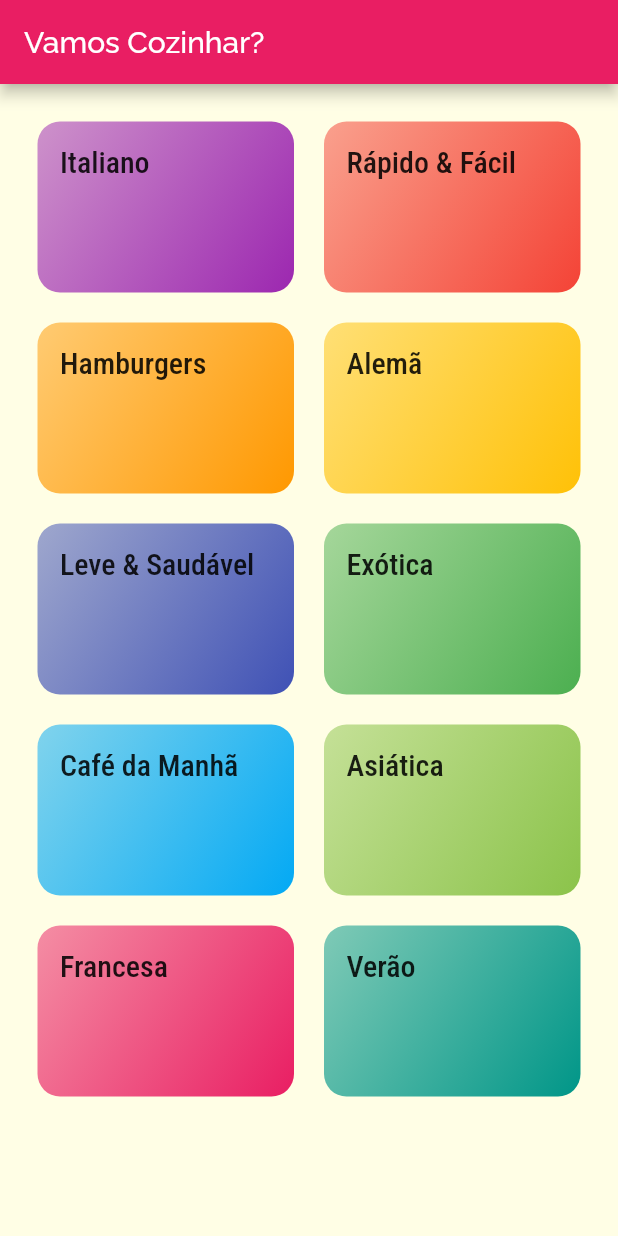
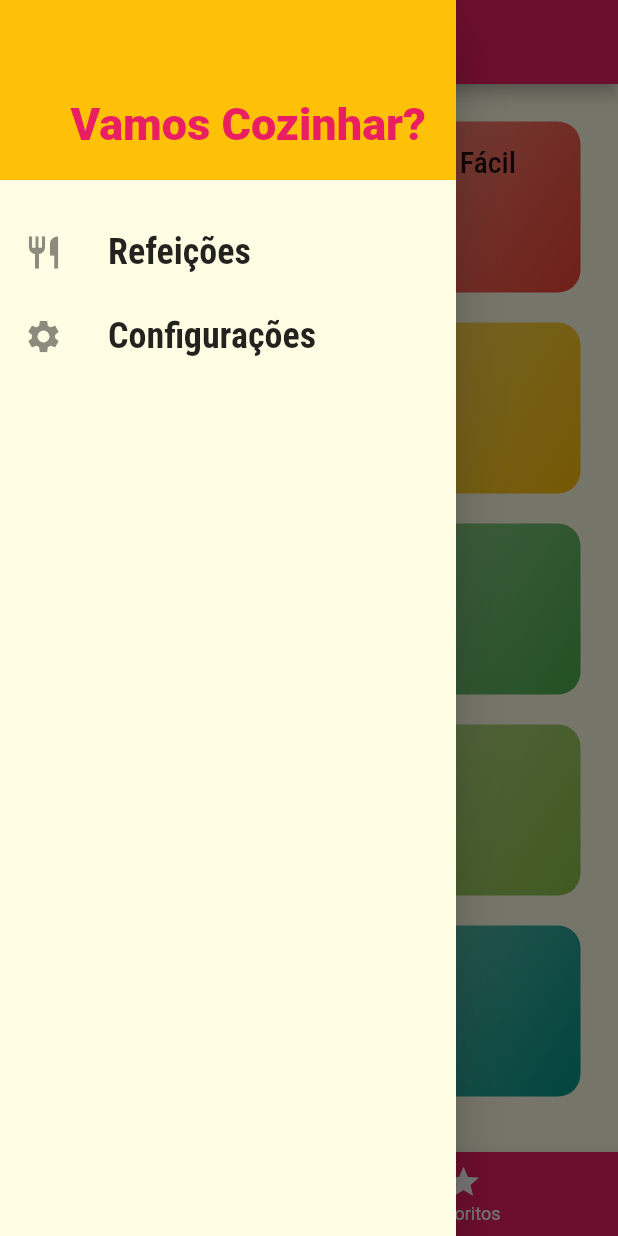
Before and after one commit to andrelgirao22/cozinha_receitas, a Flutter app: the screen it shows after launch, with the side drawer open (before the commit the screen has no drawer), on a phone screen of 412 x 824 dp. Run offline on Flutter 3.47's test engine with Material 2 defaults, Android fonts, the phone set to English and light mode, and no system bars.

Commit message:
criado detalhes do item e um drawer

```diff
--- /dev/null
+++ b/lib/components/main_drawer.dart
@@ -0,0 +1,54 @@
+import 'package:cozinha_receitas/utils/app_routes.dart';
+import 'package:flutter/material.dart';
+
+class MainDrawer extends StatelessWidget {
+  Widget _createItem(IconData icon, String label, Function onTap) {
+    return ListTile(
+      leading: Icon(
+        icon,
+        size: 26,
+      ),
+      title: Text(
+        label,
+        style: TextStyle(
+          fontFamily: 'RobotoCondensed',
+          fontSize: 24,
+          fontWeight: FontWeight.bold,
+        ),
+      ),
+      onTap: onTap,
+    );
+  }
+
+  @override
+  Widget build(BuildContext context) {
+    return Drawer(
+      child: Column(
+        children: [
+          Container(
+            height: 120,
+            width: double.infinity,
+            padding: EdgeInsets.all(20),
+            color: Theme.of(context).accentColor,
+            alignment: Alignment.bottomRight,
+            child: Text(
+              'Vamos Cozinhar?',
+              style: TextStyle(
+                fontWeight: FontWeight.w900,
+                fontSize: 30,
+                color: Theme.of(context).primaryColor,
+              ),
+            ),
+          ),
+          SizedBox(
+            height: 20,
+          ),
+          _createItem(Icons.restaurant, 'Refeições',
+              () => Navigator.of(context).pushNamed(AppRoutes.HOME)),
+          _createItem(Icons.settings, 'Configurações',
+              () => Navigator.of(context).pushNamed(AppRoutes.SETTINGS)),
+        ],
+      ),
+    );
+  }
+}
--- a/lib/main.dart
+++ b/lib/main.dart
@@ -1,3 +1,4 @@
+import 'package:cozinha_receitas/screens/categories_screen.dart';
 import 'package:cozinha_receitas/utils/app_routes.dart';
 import 'package:flutter/cupertino.dart';
 import 'package:flutter/material.dart';
@@ -25,6 +26,11 @@ class MyApp extends StatelessWidget {
       ),
       initialRoute: AppRoutes.HOME,
       routes: AppRoutes().routes,
+      onUnknownRoute: (settings) {
+        return MaterialPageRoute(builder: (_) {
+          return CategoriesScreen();
+        });
+      },
     );
   }
 }
--- a/lib/screens/categories_screen.dart
+++ b/lib/screens/categories_screen.dart
@@ -6,11 +6,7 @@ import '../data/dummy_data.dart';
 class CategoriesScreen extends StatelessWidget {
   @override
   Widget build(BuildContext context) {
-    return Scaffold(
-      appBar: AppBar(
-        title: Text('Vamos Cozinhar?'),
-      ),
-      body: GridView(
+    return GridView(
         padding: EdgeInsets.all(25),
         gridDelegate: SliverGridDelegateWithMaxCrossAxisExtent(
           maxCrossAxisExtent: 200,
@@ -20,7 +16,6 @@ class CategoriesScreen extends StatelessWidget {
         ),
         children: DUMMY_CATEGORIES.map((cat) {
           return CategoryItem(cat);
-          }).toList()),
-    );
+        }).toList());
   }
 }
--- /dev/null
+++ b/lib/screens/settings_screen.dart
@@ -0,0 +1,15 @@
+import 'package:flutter/material.dart';
+
+class SettingsScreen extends StatelessWidget {
+  @override
+  Widget build(BuildContext context) {
+    return Scaffold(
+      appBar: AppBar(
+        title: Text('Configurações'),
+      ),
+      body: Center(
+        child: Text('Configurações'),
+      ),
+    );
+  }
+}
--- /dev/null
+++ b/lib/screens/tabs_screen.dart
@@ -0,0 +1,58 @@
+import 'package:cozinha_receitas/components/main_drawer.dart';
+import 'package:cozinha_receitas/screens/categories_screen.dart';
+import 'package:cozinha_receitas/screens/favorite_screen.dart';
+import 'package:flutter/material.dart';
+
+class TabsScreen extends StatefulWidget {
+  @override
+  _TabsScreenState createState() => _TabsScreenState();
+}
+
+class _TabsScreenState extends State<TabsScreen> {
+  int _selectedScreenIndex = 0;
+
+  final List<Map<String, Object>> _screen = [
+    {
+      'title': 'Categorias',
+      'screen': CategoriesScreen(),
+    },
+    {
+      'title': 'Meus Favoritos',
+      'screen': FavoriteScreen(),
+    }
+  ];
+
+  _selectScreen(int index) {
+    setState(() {
+      _selectedScreenIndex = index;
+    });
+  }
+
+  @override
+  Widget build(BuildContext context) {
+    return Scaffold(
+      appBar: AppBar(
+        title: Text(_screen[_selectedScreenIndex]['title']),
+      ),
+      drawer: MainDrawer(),
+      body: _screen[_selectedScreenIndex]['screen'],
+      bottomNavigationBar: BottomNavigationBar(
+        onTap: _selectScreen,
+        backgroundColor: Theme.of(context).primaryColor,
+        unselectedItemColor: Colors.white,
+        selectedItemColor: Theme.of(context).accentColor,
+        currentIndex: _selectedScreenIndex,
+        items: [
+          BottomNavigationBarItem(
+            icon: Icon(Icons.category),
+            label: 'Categorias',
+          ),
+          BottomNavigationBarItem(
+            icon: Icon(Icons.star),
+            label: 'Favoritos',
+          )
+        ],
+      ),
+    );
+  }
+}
--- a/lib/utils/app_routes.dart
+++ b/lib/utils/app_routes.dart
@@ -1,15 +1,22 @@
 import 'package:cozinha_receitas/screens/categories_meals_screen.dart';
 import 'package:cozinha_receitas/screens/categories_screen.dart';
+import 'package:cozinha_receitas/screens/meal_detail_screen.dart';
+import 'package:cozinha_receitas/screens/settings_screen.dart';
+import 'package:cozinha_receitas/screens/tabs_screen.dart';
 import 'package:flutter/material.dart';
 
 class AppRoutes {
   static const HOME = '/';
   static const CATEGORY_MEALS = '/categories-meals';
+  static const MEAL_DETAIL = '/meal-detail';
+  static const SETTINGS = '/settings';
 
   Map<String, WidgetBuilder> get routes {
     return {
-      HOME: (ctx) => CategoriesScreen(),
+      HOME: (ctx) => TabsScreen(),
       CATEGORY_MEALS: (ctx) => CategoriesMealsScreen(),
+      MEAL_DETAIL: (ctx) => MealDetailScreen(),
+      SETTINGS: (ctx) => SettingsScreen(),
     };
   }
 }
```
Also changed, not shown: lib/components/meal_item.dart (+5 -2 lines), lib/screens/favorite_screen.dart (added, +10 -0 lines), lib/screens/meal_detail_screen.dart (added, +86 -0 lines). Lines whose indentation alone changed are shown as unchanged.
